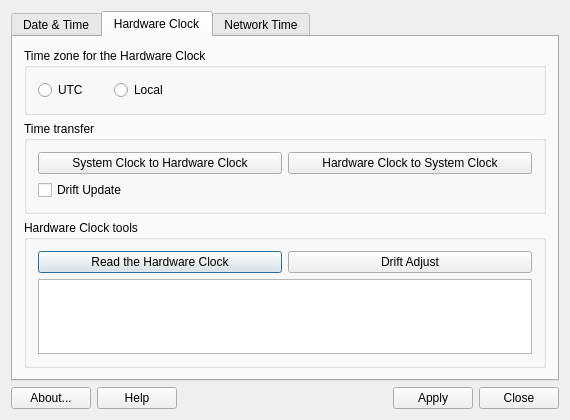
Qt form datetime.ui (MX-Linux/mx-datetime) before a commit.
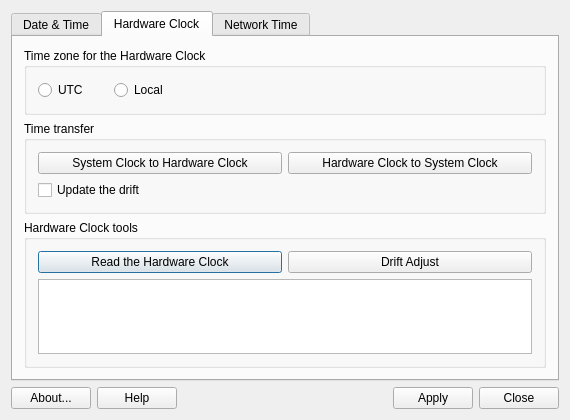
The same form after that commit. The open tabs and pages were chosen to show the change. Icons and pictures are not drawn. Custom widgets are drawn as their Qt base class.

Commit message: Drift Update -> Update the drift

The edit to the form file:
```diff
--- a/datetime.ui
+++ b/datetime.ui
@@ -349,7 +349,7 @@
              <string>Update the drift factor for the Hardware Clock when it is being set.</string>
             </property>
             <property name="text">
-             <string>Drift Update</string>
+             <string>Update the drift</string>
             </property>
            </widget>
           </item>
```
